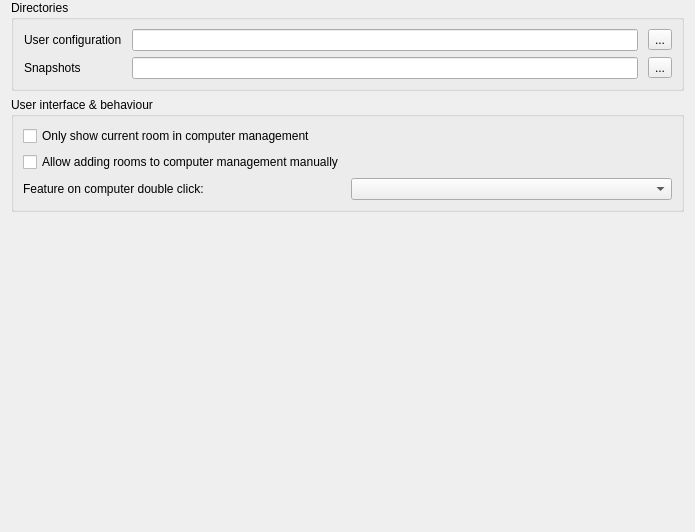
The window that configurator/forms/MasterConfigurationPage.ui (veyon/veyon) describes before a commit, drawn with Qt 5.
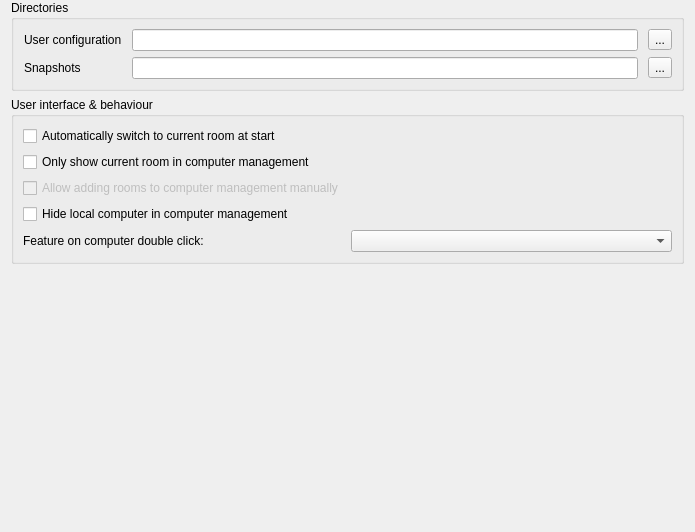
The same window after the commit. Icons and pictures are not drawn.

Commit message: Configurator: MasterConfigurationPage: add master behaviour options

The edit to the form file:
```diff
--- a/configurator/forms/MasterConfigurationPage.ui
+++ b/configurator/forms/MasterConfigurationPage.ui
@@ -83,29 +83,46 @@
       <string>User interface &amp;&amp; behaviour</string>
      </property>
      <layout class="QGridLayout" name="gridLayout">
-      <item row="2" column="0">
-       <widget class="QLabel" name="label_3">
+      <item row="5" column="1">
+       <widget class="QComboBox" name="computerDoubleClickFeature"/>
+      </item>
+      <item row="3" column="0" colspan="2">
+       <widget class="QCheckBox" name="localComputerHidden">
         <property name="text">
-         <string>Feature on computer double click:</string>
+         <string>Hide local computer in computer management</string>
         </property>
        </widget>
       </item>
-      <item row="1" column="0" colspan="2">
+      <item row="2" column="0" colspan="2">
        <widget class="QCheckBox" name="manualRoomAdditionAllowed">
+        <property name="enabled">
+         <bool>false</bool>
+        </property>
         <property name="text">
          <string>Allow adding rooms to computer management manually</string>
         </property>
        </widget>
       </item>
-      <item row="0" column="0" colspan="2">
+      <item row="1" column="0" colspan="2">
        <widget class="QCheckBox" name="onlyCurrentRoomVisible">
         <property name="text">
          <string>Only show current room in computer management</string>
         </property>
        </widget>
       </item>
-      <item row="2" column="1">
-       <widget class="QComboBox" name="computerDoubleClickFeature"/>
+      <item row="5" column="0">
+       <widget class="QLabel" name="label_3">
+        <property name="text">
+         <string>Feature on computer double click:</string>
+        </property>
+       </widget>
+      </item>
+      <item row="0" column="0" colspan="2">
+       <widget class="QCheckBox" name="autoSwitchToCurrentRoom">
+        <property name="text">
+         <string>Automatically switch to current room at start</string>
+        </property>
+       </widget>
       </item>
      </layout>
     </widget>
```
Left out of the diff: 30 changed lines with no effect on the pictures.
